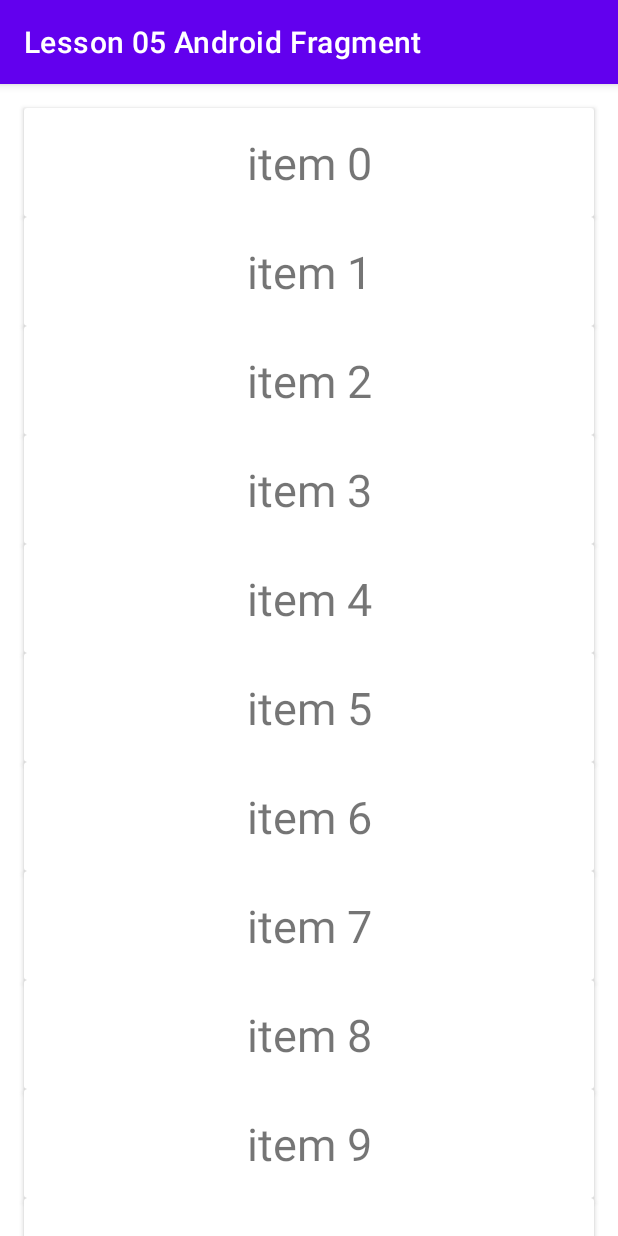
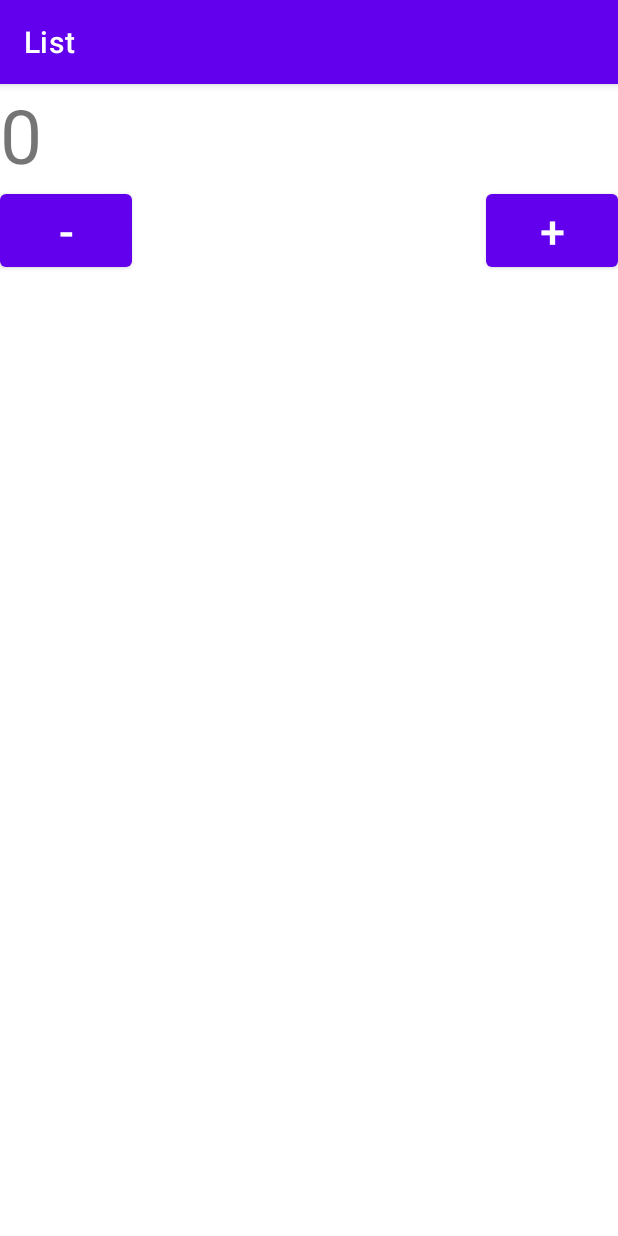
Before and after one commit to StoDruzey/Lesson-05-Android-Fragment, an Android app: the screen it shows after launch (MainActivity), after a tap on an icon or button, on a phone screen of 412 x 824 dp. Run offline under Robolectric (Android 15) with nearby library versions, the phone set to English and light mode, and no system bars.

Commit message:
Transmitting argument to fragment

```diff
--- a/app/src/main/java/com/example/lesson05androidfragment/CounterFragment.kt
+++ b/app/src/main/java/com/example/lesson05androidfragment/CounterFragment.kt
@@ -6,10 +6,11 @@ import android.view.LayoutInflater
 import android.view.View
 import android.view.ViewGroup
 import android.widget.Toast
+import androidx.core.os.bundleOf
 import androidx.fragment.app.Fragment
 import com.example.lesson05androidfragment.databinding.FragmentCounterBinding
 
-class CounterFragment : Fragment() {
+class CounterFragment private constructor(): Fragment() {
 
     private var _binding: FragmentCounterBinding? = null
     private val binding get() = requireNotNull(_binding) { "view was destroyed" }
@@ -27,7 +28,7 @@ class CounterFragment : Fragment() {
     override fun onViewCreated(view: View, savedInstanceState: Bundle?) {
         super.onViewCreated(view, savedInstanceState)
         with(binding) {
-            var counter = 0
+            var counter = requireArguments().getInt(KEY_COUNTER)
             textCounter.text = counter.toString()
 
             textCounter.setOnClickListener {
@@ -47,4 +48,15 @@ class CounterFragment : Fragment() {
         super.onDestroyView()
         _binding = null
     }
+
+    companion object {
+        private const val KEY_COUNTER = "key_counter"
+        fun getInstance(counter: Int) : CounterFragment {
+            return CounterFragment().apply {
+                arguments = bundleOf(
+                    KEY_COUNTER to counter
+                )
+            }
+        }
+    }
 }
--- a/app/src/main/java/com/example/lesson05androidfragment/ListFragment.kt
+++ b/app/src/main/java/com/example/lesson05androidfragment/ListFragment.kt
@@ -30,11 +30,12 @@ class ListFragment : Fragment() {
             recyclerView.layoutManager = LinearLayoutManager(view.context)
 
             val items = List(20) {
-                "item $it"
+                NoteItem("item $it", index = it)
             }
 
             recyclerView.adapter = NotesAdapter(items) {
-                Toast.makeText(requireContext(),it, Toast.LENGTH_SHORT).show()
+//                Toast.makeText(requireContext(),it, Toast.LENGTH_SHORT).show()
+                pushFragment(it.index)
             }
         }
     }
--- a/app/src/main/java/com/example/lesson05androidfragment/MainActivity.kt
+++ b/app/src/main/java/com/example/lesson05androidfragment/MainActivity.kt
@@ -2,14 +2,25 @@ package com.example.lesson05androidfragment
 
 import androidx.appcompat.app.AppCompatActivity
 import android.os.Bundle
+import androidx.fragment.app.Fragment
 import com.example.lesson05androidfragment.databinding.ActivityMainBinding
 
 class MainActivity : AppCompatActivity(R.layout.activity_main) {
     override fun onCreate(savedInstanceState: Bundle?) {
         super.onCreate(savedInstanceState)
+        addFragment(ListFragment())
+    }
+
+    fun addFragment(fragment: Fragment) {
         supportFragmentManager
             .beginTransaction()
-            .add(R.id.container, ListFragment())
+            .replace(R.id.container, fragment)
+            .addToBackStack(null)
             .commit()
     }
 }
+
+fun Fragment.pushFragment(counter: Int) {
+    (requireActivity() as MainActivity)
+        .addFragment(CounterFragment.getInstance(counter))
+}
--- /dev/null
+++ b/app/src/main/java/com/example/lesson05androidfragment/NoteItem.kt
@@ -0,0 +1,6 @@
+package com.example.lesson05androidfragment
+
+data class NoteItem(
+    val note: String,
+    val index: Int
+)
--- a/app/src/main/java/com/example/lesson05androidfragment/NotesAdapter.kt
+++ b/app/src/main/java/com/example/lesson05androidfragment/NotesAdapter.kt
@@ -6,8 +6,8 @@ import androidx.recyclerview.widget.RecyclerView
 import com.example.lesson05androidfragment.databinding.ItemNoteBinding
 
 class NotesAdapter(
-    private val items: List<String>,
-    private val itemClick: (String) -> Unit
+    private val items: List<NoteItem>,
+    private val itemClick: (NoteItem) -> Unit
 ) : RecyclerView.Adapter<NoteViewHolder>() {
     override fun onCreateViewHolder(parent: ViewGroup, viewType: Int): NoteViewHolder {
         val layoutInflater = LayoutInflater.from(parent.context)
@@ -28,10 +28,10 @@ class NotesAdapter(
 
 class NoteViewHolder(
     private val binding: ItemNoteBinding,
-    private val itemClick: (String) -> Unit
+    private val itemClick: (NoteItem) -> Unit
 ) : RecyclerView.ViewHolder(binding.root) {
-    fun bind(item: String) {
-        binding.textNote.text = item
+    fun bind(item: NoteItem) {
+        binding.textNote.text = item.note
         binding.root.setOnClickListener {
             itemClick(item)
         }
--- a/app/src/main/res/layout/activity_main.xml
+++ b/app/src/main/res/layout/activity_main.xml
@@ -1,22 +1,7 @@
 <?xml version="1.0" encoding="utf-8"?>
-<!--<androidx.fragment.app.FragmentContainerView xmlns:android="http://schemas.android.com/apk/res/android"-->
-<!--    xmlns:tools="http://schemas.android.com/tools"-->
-<!--    android:id="@+id/container"-->
-<!--    android:layout_width="match_parent"-->
-<!--    android:layout_height="match_parent"-->
-<!--    tools:context=".MainActivity"/>-->
-<LinearLayout xmlns:android="http://schemas.android.com/apk/res/android"
+<androidx.fragment.app.FragmentContainerView xmlns:android="http://schemas.android.com/apk/res/android"
     xmlns:tools="http://schemas.android.com/tools"
+    android:id="@+id/container"
     android:layout_width="match_parent"
     android:layout_height="match_parent"
-    android:orientation="vertical"
-    tools:context=".MainActivity">
-
-    <androidx.fragment.app.FragmentContainerView
-        android:id="@+id/container"
-        android:layout_width="match_parent"
-        android:layout_height="0dp"
-        android:layout_weight="1"
-        tools:context=".MainActivity"/>
-
-</LinearLayout>
+    tools:context=".MainActivity"/>
--- a/app/src/main/res/layout/fragment_counter.xml
+++ b/app/src/main/res/layout/fragment_counter.xml
@@ -5,8 +5,17 @@
     android:layout_height="match_parent"
     xmlns:app="http://schemas.android.com/apk/res-auto"
     android:orientation="vertical"
-    android:padding="16dp"
     tools:context=".MainActivity">
+
+    <androidx.appcompat.widget.Toolbar
+        android:id="@+id/tool_bar"
+        style="@style/Widget.MaterialComponents.Toolbar.Primary"
+        android:layout_width="0dp"
+        android:layout_height="wrap_content"
+        app:layout_constraintTop_toTopOf="parent"
+        app:layout_constraintStart_toStartOf="parent"
+        app:layout_constraintEnd_toEndOf="parent"
+        app:title="List" />
 
     <TextView
         android:id="@+id/text_counter"
@@ -14,7 +23,7 @@
         android:layout_height="wrap_content"
         app:layout_constraintStart_toStartOf="parent"
         app:layout_constraintEnd_toEndOf="parent"
-        app:layout_constraintTop_toTopOf="parent"
+        app:layout_constraintTop_toBottomOf="@id/tool_bar"
         android:textSize="50sp"
         android:text="0" />
 
--- a/app/src/main/res/layout/fragment_list.xml
+++ b/app/src/main/res/layout/fragment_list.xml
@@ -1,9 +1,21 @@
 <?xml version="1.0" encoding="utf-8"?>
-<androidx.recyclerview.widget.RecyclerView xmlns:android="http://schemas.android.com/apk/res/android"
-    android:id="@+id/recycler_view"
+<LinearLayout xmlns:android="http://schemas.android.com/apk/res/android"
     android:layout_width="match_parent"
     android:layout_height="match_parent"
-    android:padding="16dp"
-    android:clipToPadding="false">
+    xmlns:app="http://schemas.android.com/apk/res-auto"
+    android:orientation="vertical">
 
-</androidx.recyclerview.widget.RecyclerView>
+    <androidx.appcompat.widget.Toolbar
+        android:id="@+id/tool_bar"
+        style="@style/Widget.MaterialComponents.Toolbar.Primary"
+        android:layout_width="match_parent"
+        android:layout_height="wrap_content"
+        app:title="List"/>
+
+    <androidx.recyclerview.widget.RecyclerView
+        android:id="@+id/recycler_view"
+        android:layout_width="match_parent"
+        android:layout_height="match_parent"
+        android:padding="16dp"
+        android:clipToPadding="false"/>
+</LinearLayout>
--- a/app/src/main/res/values/themes.xml
+++ b/app/src/main/res/values/themes.xml
@@ -1,6 +1,6 @@
 <resources xmlns:tools="http://schemas.android.com/tools">
     <!-- Base application theme. -->
-    <style name="Theme.Lesson05AndroidFragment" parent="Theme.MaterialComponents.DayNight.DarkActionBar">
+    <style name="Theme.Lesson05AndroidFragment" parent="Theme.MaterialComponents.DayNight.NoActionBar">
         <!-- Primary brand color. -->
         <item name="colorPrimary">@color/purple_500</item>
         <item name="colorPrimaryVariant">@color/purple_700</item>
```
